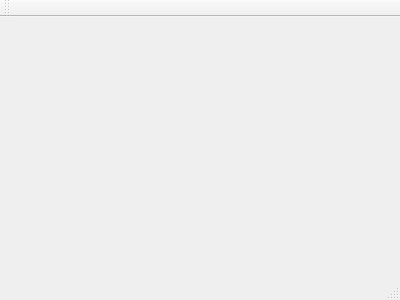
This is ofQt/ofTestApp/mainwindow.ui in ScatterCo/ofQt as Qt 5 draws it before an edit. The edited form follows.
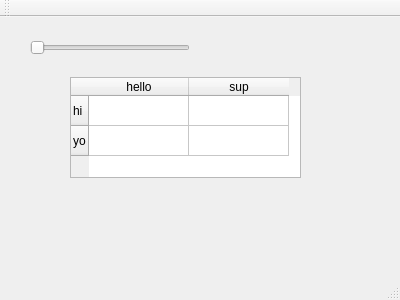
This is the edited form.

Commit message: Control ellipse size with slider, populate table with vector of strings

```diff
--- a/ofQt/ofTestApp/mainwindow.ui
+++ b/ofQt/ofTestApp/mainwindow.ui
@@ -12,13 +12,78 @@
   <property name="windowTitle" >
    <string>MainWindow</string>
   </property>
-  <widget class="QMenuBar" name="menuBar" />
-  <widget class="QToolBar" name="mainToolBar" />
-  <widget class="QWidget" name="centralWidget" />
-  <widget class="QStatusBar" name="statusBar" />
+  <widget class="QWidget" name="centralWidget">
+   <widget class="QSlider" name="Slider">
+    <property name="geometry">
+     <rect>
+      <x>30</x>
+      <y>20</y>
+      <width>160</width>
+      <height>22</height>
+     </rect>
+    </property>
+    <property name="minimum">
+     <number>100</number>
+    </property>
+    <property name="maximum">
+     <number>200</number>
+    </property>
+    <property name="orientation">
+     <enum>Qt::Horizontal</enum>
+    </property>
+   </widget>
+   <widget class="QTableWidget" name="Table">
+    <property name="geometry">
+     <rect>
+      <x>70</x>
+      <y>60</y>
+      <width>231</width>
+      <height>101</height>
+     </rect>
+    </property>
+    <row>
+     <property name="text">
+      <string>hi</string>
+     </property>
+    </row>
+    <row>
+     <property name="text">
+      <string>yo</string>
+     </property>
+    </row>
+    <column>
+     <property name="text">
+      <string>hello</string>
+     </property>
+    </column>
+    <column>
+     <property name="text">
+      <string>sup</string>
+     </property>
+    </column>
+   </widget>
+  </widget>
+  <widget class="QMenuBar" name="menuBar">
+   <property name="geometry">
+    <rect>
+     <x>0</x>
+     <y>0</y>
+     <width>400</width>
+     <height>22</height>
+    </rect>
+   </property>
+  </widget>
+  <widget class="QToolBar" name="mainToolBar">
+   <attribute name="toolBarArea">
+    <enum>TopToolBarArea</enum>
+   </attribute>
+   <attribute name="toolBarBreak">
+    <bool>false</bool>
+   </attribute>
+  </widget>
+  <widget class="QStatusBar" name="statusBar"/>
  </widget>
- <layoutDefault spacing="6" margin="11" />
- <pixmapfunction></pixmapfunction>
+ <layoutdefault spacing="6" margin="11"/>
  <resources/>
  <connections/>
 </ui>
```
Left out of the diff: 7 changed lines with no effect on the pictures. The commit also changes 5 other files.
